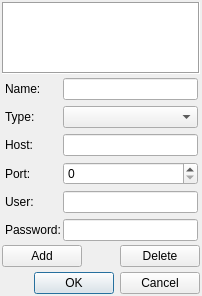
This is src/plugins/connectionmanager/editproxydialog2.ui in xnamed/vacuum-im as Qt 5 draws it before an edit. The edited form follows.
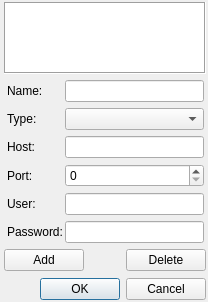
This is the edited form.

What changed in the file:
```diff
--- a/src/plugins/connectionmanager/editproxydialog2.ui
+++ b/src/plugins/connectionmanager/editproxydialog2.ui
@@ -6,8 +6,8 @@
    <rect>
     <x>0</x>
     <y>0</y>
-    <width>202</width>
-    <height>282</height>
+    <width>208</width>
+    <height>290</height>
    </rect>
   </property>
   <property name="sizePolicy">
@@ -21,10 +21,10 @@
   </property>
   <layout class="QVBoxLayout" name="verticalLayout">
    <property name="spacing">
-    <number>2</number>
+    <number>4</number>
    </property>
    <property name="leftMargin">
-    <number>2</number>
+    <number>4</number>
    </property>
    <property name="topMargin">
     <number>2</number>
@@ -38,7 +38,7 @@
    <item>
     <widget class="QListWidget" name="ltwProxyList">
      <property name="sizePolicy">
-      <sizepolicy hsizetype="Expanding" vsizetype="Preferred">
+      <sizepolicy hsizetype="Expanding" vsizetype="Maximum">
        <horstretch>0</horstretch>
        <verstretch>0</verstretch>
       </sizepolicy>
@@ -247,19 +247,6 @@
      </property>
     </spacer>
    </item>
-   <item>
-    <spacer name="verticalSpacer_2">
-     <property name="orientation">
-      <enum>Qt::Vertical</enum>
-     </property>
-     <property name="sizeHint" stdset="0">
-      <size>
-       <width>20</width>
-       <height>40</height>
-      </size>
-     </property>
-    </spacer>
-   </item>
    <item>
     <layout class="QHBoxLayout" name="horizontalLayout">
      <property name="topMargin">
```
